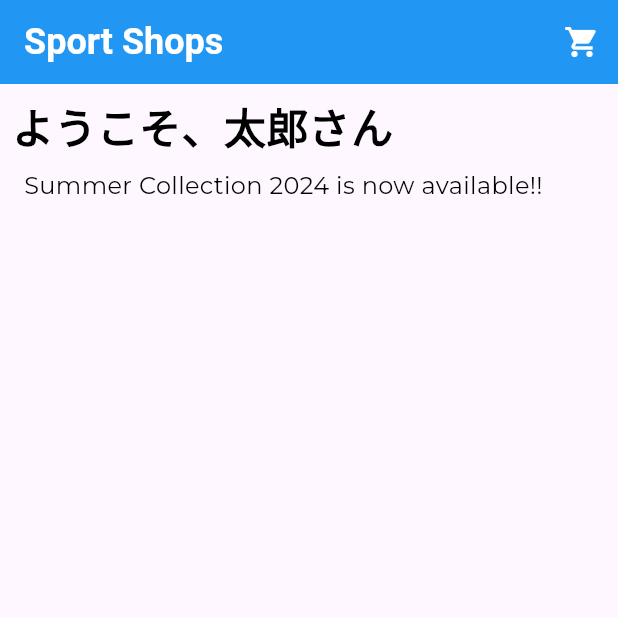
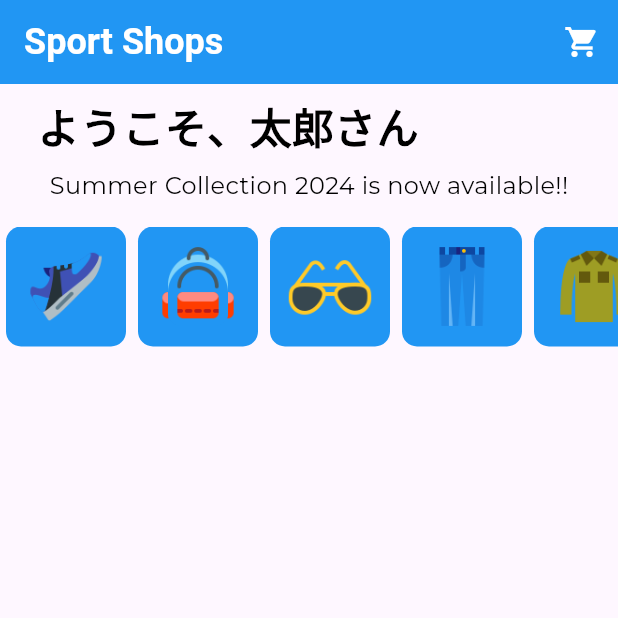
Before and after one commit to yukimiyake0607/ecshop_riverpod, a Flutter app: the screen it shows after launch, on a phone screen of 412 x 824 dp, the top half of it. Run offline on Flutter 3.47's test engine with Material 3 defaults, Android fonts, the phone set to English and light mode, and no system bars; our stand-ins replace google_fonts.

Commit message:
add: home_screenにアイテムカテゴリーを追加
refs 選択されたカテゴリーに応じてアイテムを表示するため

```diff
--- /dev/null
+++ b/lib/screens/home_screen/home_item_categories.dart
@@ -0,0 +1,46 @@
+import 'package:flutter/material.dart';
+
+class HomeItemCategories extends StatelessWidget {
+  const HomeItemCategories({super.key});
+
+  static const List<String> categories = [
+    'shoes',
+    'bag',
+    'eyewear',
+    'pants',
+    'shirts',
+    'jacket',
+  ];
+
+  @override
+  Widget build(BuildContext context) {
+    return Container(
+      height: 80,
+      child: ListView(
+        scrollDirection: Axis.horizontal,
+        children: categories
+            .map(
+              (category) => Padding(
+                padding: const EdgeInsets.symmetric(horizontal: 4.0),
+                child: Container(
+                  decoration: BoxDecoration(
+                    color: Colors.blue,
+                    borderRadius: BorderRadius.circular(10),
+                  ),
+                  width: 80,
+                  height: 80,
+                  child: Center(
+                    child: Image.asset(
+                      'assets/icons/$category.png',
+                      width: 60,
+                      height: 60,
+                    ),
+                  ),
+                ),
+              ),
+            )
+            .toList(),
+      ),
+    );
+  }
+}
--- a/lib/screens/home_screen/home_screen.dart
+++ b/lib/screens/home_screen/home_screen.dart
@@ -1,6 +1,6 @@
 import 'package:ecshop_riverpod/screens/home_screen/home_header.dart';
+import 'package:ecshop_riverpod/screens/home_screen/home_item_categories.dart';
 import 'package:flutter/material.dart';
-import 'package:google_fonts/google_fonts.dart';
 
 class HomeScreen extends StatelessWidget {
   const HomeScreen({super.key});
@@ -17,7 +17,12 @@ class HomeScreen extends StatelessWidget {
           ),
         ],
       ),
-      body: HomeHeader(),
+      body: Column(
+        children: [
+          HomeHeader(),
+          HomeItemCategories(),
+        ],
+      ),
     );
   }
 }
--- a/pubspec.yaml
+++ b/pubspec.yaml
@@ -18,3 +18,6 @@ dev_dependencies:
 
 flutter:
   uses-material-design: true
+
+  assets:
+    - assets/icons/
```
Also changed, not shown: assets/icons/bag.png (added), assets/icons/eyewear.png (added), assets/icons/jacket.png (added), assets/icons/pants.png (added), assets/icons/shirts.png (added), assets/icons/shoes.png (added), 3 other files.
